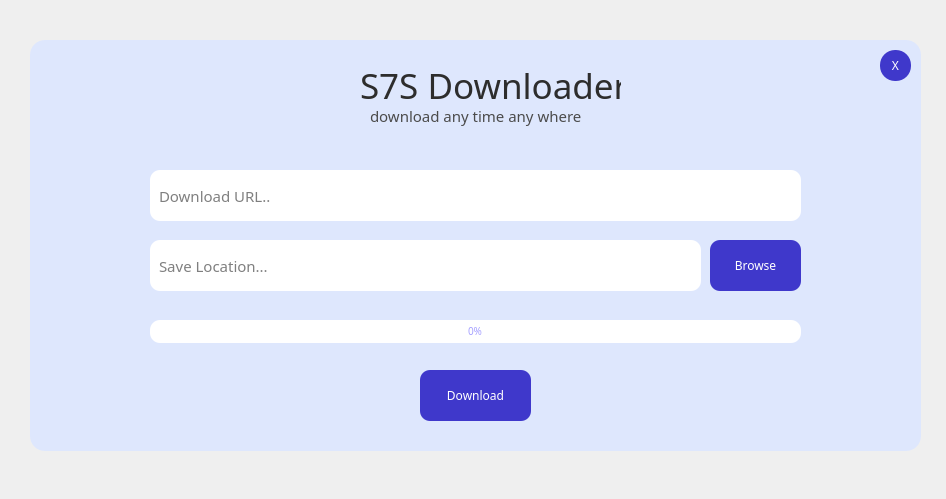
Above: DesignDownloader.ui from elsayedHamada/GUI-S7S-Downloader-From-Any-File-with-python before the change. Below: the same form after it.
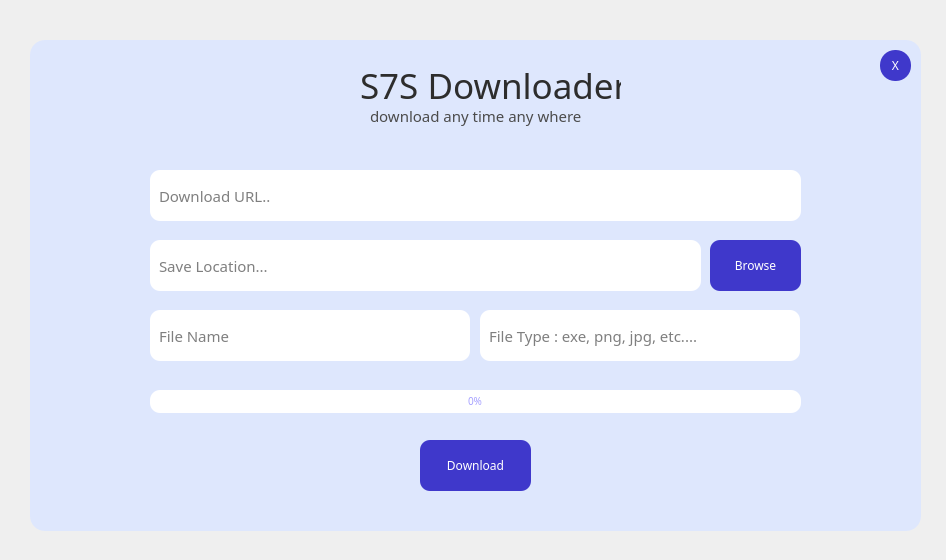
That is the form after the change.

Commit message: Change Geting File Locaion Way✅

Diff of the .ui file:
```diff
--- a/DesignDownloader.ui
+++ b/DesignDownloader.ui
@@ -7,7 +7,7 @@
     <x>0</x>
     <y>0</y>
     <width>946</width>
-    <height>499</height>
+    <height>560</height>
    </rect>
   </property>
   <property name="windowTitle">
@@ -24,7 +24,7 @@
      <x>30</x>
      <y>40</y>
      <width>891</width>
-     <height>411</height>
+     <height>491</height>
     </rect>
    </property>
    <property name="styleSheet">
@@ -141,7 +141,7 @@
     <property name="geometry">
      <rect>
       <x>120</x>
-      <y>280</y>
+      <y>350</y>
       <width>651</width>
       <height>23</height>
      </rect>
@@ -170,7 +170,7 @@
     <property name="geometry">
      <rect>
       <x>390</x>
-      <y>330</y>
+      <y>400</y>
       <width>111</width>
       <height>51</height>
      </rect>
@@ -226,6 +226,46 @@
      <string>X</string>
     </property>
    </widget>
+   <widget class="QLineEdit" name="lineEdit_3">
+    <property name="geometry">
+     <rect>
+      <x>120</x>
+      <y>270</y>
+      <width>320</width>
+      <height>51</height>
+     </rect>
+    </property>
+    <property name="styleSheet">
+     <string notr="true">background-color: white;
+border-radius: 10px;
+font-size: 15px;
+font-family: poppins,sans-serif;
+padding-left: 7px;</string>
+    </property>
+    <property name="placeholderText">
+     <string comment="10">File Name</string>
+    </property>
+   </widget>
+   <widget class="QLineEdit" name="lineEdit_4">
+    <property name="geometry">
+     <rect>
+      <x>450</x>
+      <y>270</y>
+      <width>320</width>
+      <height>51</height>
+     </rect>
+    </property>
+    <property name="styleSheet">
+     <string notr="true">background-color: white;
+border-radius: 10px;
+font-size: 15px;
+font-family: poppins,sans-serif;
+padding-left: 7px;</string>
+    </property>
+    <property name="placeholderText">
+     <string comment="10">File Type : exe, png, jpg, etc....</string>
+    </property>
+   </widget>
    <zorder>label_2</zorder>
    <zorder>label</zorder>
    <zorder>lineEdit</zorder>
```
Left out of the diff: 2 changed lines with no effect on the pictures. The commit also changes 2 other files.
